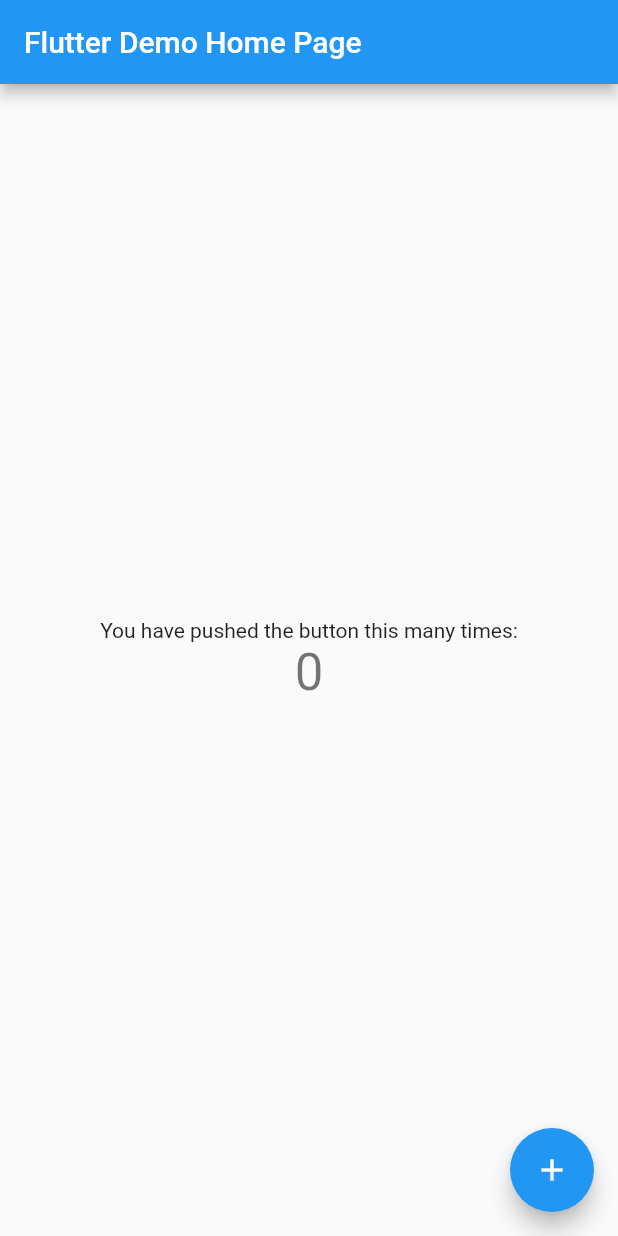
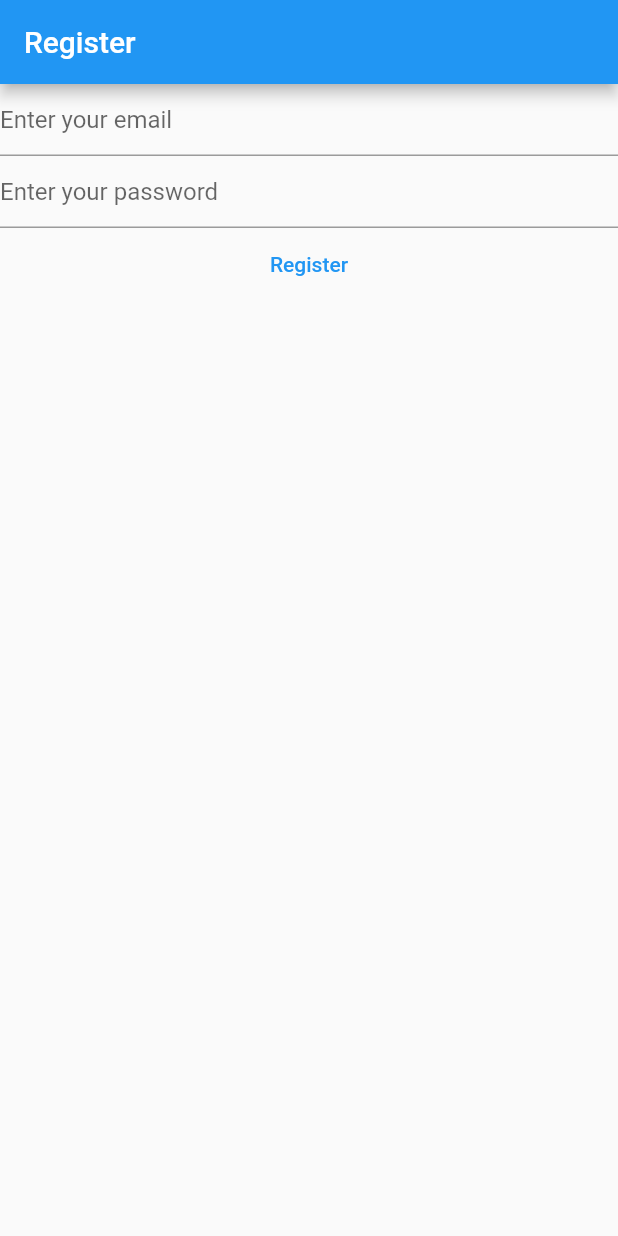
Before and after one commit to christhirst/ldapfrontend, a Flutter app: the screen it shows after launch, on a phone screen of 412 x 824 dp. Run offline on Flutter 3.47's test engine with Material 2 defaults, Android fonts, the phone set to English and light mode, and no system bars; missing offline and left inert: openid_client.

Commit message:
add openid

```diff
--- a/lib/main.dart
+++ b/lib/main.dart
@@ -1,4 +1,5 @@
 import 'package:flutter/material.dart';
+import 'package:openid_client/openid_client.dart';
 
 void main() {
   runApp(MyApp());
@@ -22,92 +23,67 @@ class MyApp extends StatelessWidget {
         // is not restarted.
         primarySwatch: Colors.blue,
       ),
-      home: MyHomePage(title: 'Flutter Demo Home Page'),
+      home: const HomePage(),
     );
   }
 }
 
-class MyHomePage extends StatefulWidget {
-  MyHomePage({Key? key, required this.title}) : super(key: key);
 
-  // This widget is the home page of your application. It is stateful, meaning
-  // that it has a State object (defined below) that contains fields that affect
-  // how it looks.
-
-  // This class is the configuration for the state. It holds the values (in this
-  // case the title) provided by the parent (in this case the App widget) and
-  // used by the build method of the State. Fields in a Widget subclass are
-  // always marked "final".
-
-  final String title;
+class HomePage extends StatefulWidget {
+  const HomePage({Key? key}) : super(key: key);
 
   @override
-  _MyHomePageState createState() => _MyHomePageState();
+  _HomePageState createState() => _HomePageState();
 }
 
-class _MyHomePageState extends State<MyHomePage> {
-  int _counter = 0;
+class _HomePageState extends State<HomePage> {
+  late final TextEditingController _email;
+  late final TextEditingController _password;
 
-  void _incrementCounter() {
-    setState(() {
-      // This call to setState tells the Flutter framework that something has
-      // changed in this State, which causes it to rerun the build method below
-      // so that the display can reflect the updated values. If we changed
-      // _counter without calling setState(), then the build method would not be
-      // called again, and so nothing would appear to happen.
-      _counter++;
-    });
+  @override
+  void initState() {
+    _email = TextEditingController();
+    _password = TextEditingController();
+    super.initState();
+  }
+
+  @override
+  void dispose() {
+    _email.dispose();
+    _password.dispose();
+    super.dispose();
   }
 
   @override
   Widget build(BuildContext context) {
-    // This method is rerun every time setState is called, for instance as done
-    // by the _incrementCounter method above.
-    //
-    // The Flutter framework has been optimized to make rerunning build methods
-    // fast, so that you can just rebuild anything that needs updating rather
-    // than having to individually change instances of widgets.
     return Scaffold(
-      appBar: AppBar(
-        // Here we take the value from the MyHomePage object that was created by
-        // the App.build method, and use it to set our appbar title.
-        title: Text(widget.title),
-      ),
-      body: Center(
-        // Center is a layout widget. It takes a single child and positions it
-        // in the middle of the parent.
-        child: Column(
-          // Column is also a layout widget. It takes a list of children and
-          // arranges them vertically. By default, it sizes itself to fit its
-          // children horizontally, and tries to be as tall as its parent.
-          //
-          // Invoke "debug painting" (press "p" in the console, choose the
-          // "Toggle Debug Paint" action from the Flutter Inspector in Android
-          // Studio, or the "Toggle Debug Paint" command in Visual Studio Code)
-          // to see the wireframe for each widget.
-          //
-          // Column has various properties to control how it sizes itself and
-          // how it positions its children. Here we use mainAxisAlignment to
-          // center the children vertically; the main axis here is the vertical
-          // axis because Columns are vertical (the cross axis would be
-          // horizontal).
-          mainAxisAlignment: MainAxisAlignment.center,
-          children: <Widget>[
-            Text(
-              'You have pushed the button this many times:',
-            ),
-            Text(
-              '$_counter',
-              style: Theme.of(context).textTheme.headline4,
-            ),
-          ],
+        appBar: AppBar(
+          title: Text('Register'),
         ),
-      ),
-      floatingActionButton: FloatingActionButton(
-        onPressed: _incrementCounter,
-        tooltip: 'Increment',
-        child: Icon(Icons.add),
-      ), // This trailing comma makes auto-formatting nicer for build methods.
-    );
+        body: Column(children: [
+          TextField(
+            controller: _email,
+            decoration: InputDecoration(hintText: 'Enter your email'),
+          ),
+          TextField(
+            controller: _password,
+            obscureText: true,
+            enableSuggestions: false,
+            autocorrect: false,
+            keyboardType: TextInputType.emailAddress,
+            decoration: InputDecoration(hintText: 'Enter your password'),
+          ),
+          TextButton(
+            onPressed: () async {
+              final email = _email.text;
+              final password = _password.text;
+              email:
+              "admin";
+              password:
+              "pw";
+            },
+            child: const Text("Register"),
+          ),
+        ]));
   }
 }
--- a/pubspec.yaml
+++ b/pubspec.yaml
@@ -28,6 +28,8 @@ dependencies:
   # The following adds the Cupertino Icons font to your application.
   # Use with the CupertinoIcons class for iOS style icons.
   cupertino_icons: ^1.0.2
+  dartdap: ^0.6.1
+  openid_client: ^0.4.6
 
 dev_dependencies:
   flutter_test:
```
Also changed, not shown: pubspec.lock.
